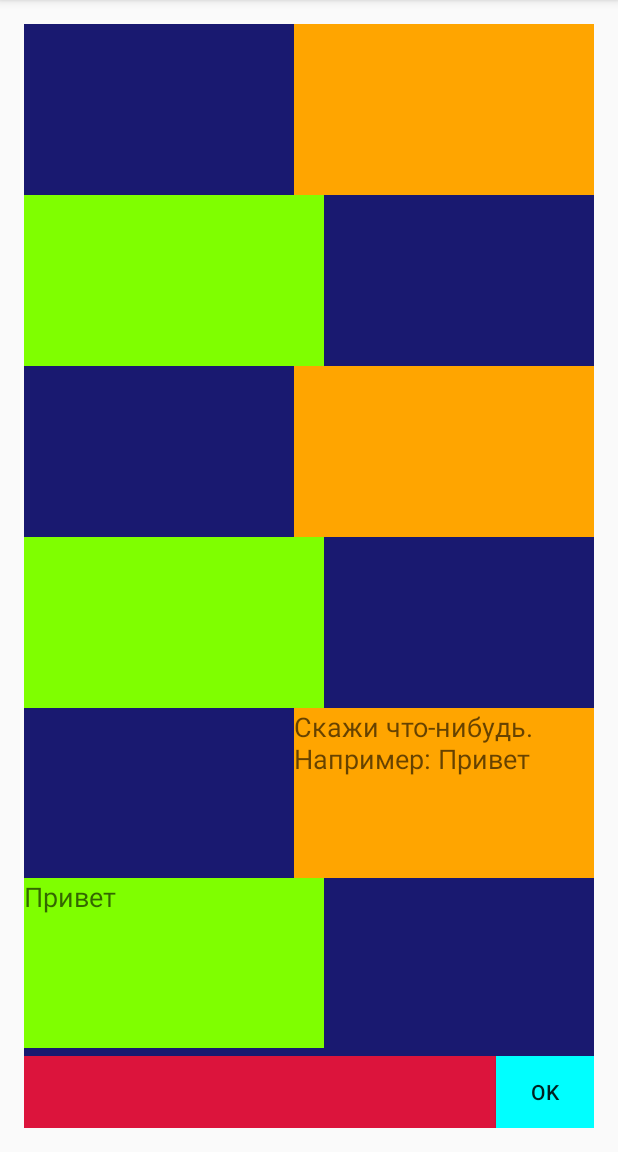
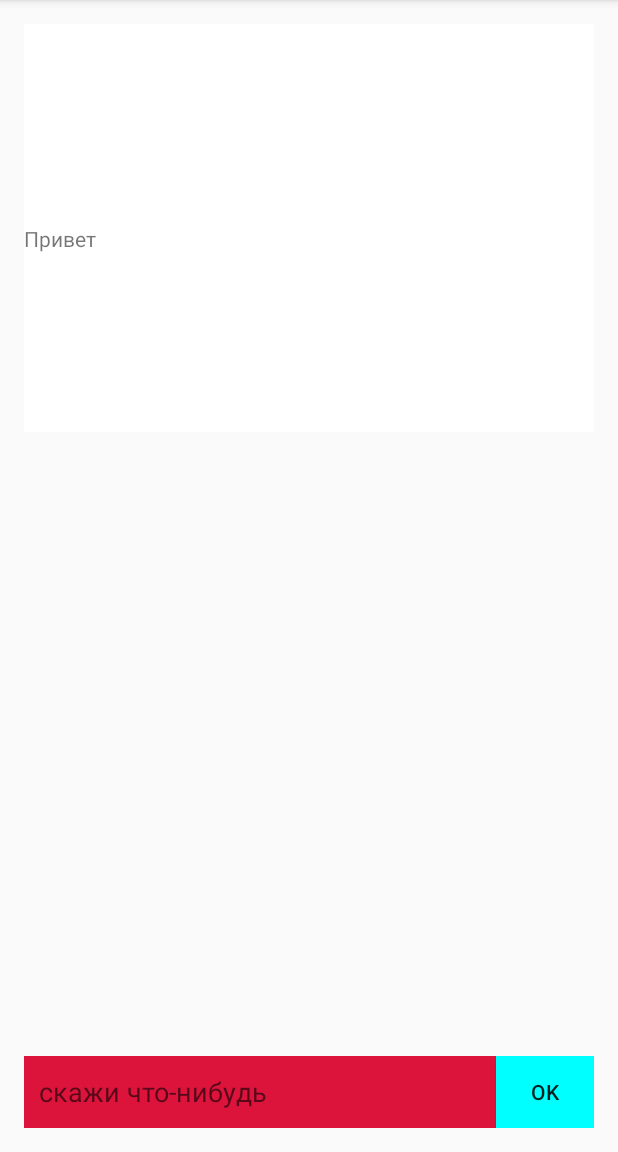
Before and after one commit to AppCampSiberia/ChatBot, an Android app: the screen it shows after launch (MainActivity), after a tap on "OK", on a phone screen of 412 x 824 dp, the part 84-1236 px from its top. Run offline under Robolectric (Android 15) with nearby library versions, the phone set to English and light mode, and no system bars.

Commit message:
text view добавляются

```diff
--- a/app/src/main/java/ru/appcampsiberia/chatbot/MainActivity.java
+++ b/app/src/main/java/ru/appcampsiberia/chatbot/MainActivity.java
@@ -4,7 +4,6 @@ import android.app.Activity;
 import android.support.v7.app.AppCompatActivity;
 import android.os.Bundle;
 import android.text.Editable;
-import android.text.TextWatcher;
 import android.view.MotionEvent;
 import android.view.View;
 import android.view.ViewGroup;
@@ -12,20 +11,15 @@ import android.view.inputmethod.InputMethodManager;
 import android.widget.Button;
 import android.widget.EditText;
 import android.widget.LinearLayout;
-import android.widget.RelativeLayout;
 import android.widget.TextView;
 
-import java.io.FileInputStream;
 import java.io.IOException;
 import java.io.InputStream;
-import java.io.InputStreamReader;
-import java.io.Reader;
 import java.util.ArrayList;
 import java.util.HashMap;
 import java.util.Map;
 import java.util.Random;
 import java.util.Scanner;
-import java.util.concurrent.SynchronousQueue;
 
 
 public class MainActivity extends AppCompatActivity {
@@ -36,12 +30,8 @@ public class MainActivity extends AppCompatActivity {
     LinearLayout mainLayout;
     EditText messageField;
     Button submit;
-    TextView mes1;
-    TextView mes2;
-    TextView mes3;
-    TextView mes4;
-    TextView mes5;
-    TextView mes6;
+    int cntMes = 0;
+    int cntAns = 0;
 
     @Override
     protected void onCreate(Bundle savedInstanceState) {
@@ -51,40 +41,38 @@ public class MainActivity extends AppCompatActivity {
 
         initBasicAns();
 
-        messageField.setOnClickListener(new View.OnClickListener() {
-            @Override
-            public void onClick(View view) {
-                if (isEmpty)
-                    messageField.setText("");
-                isEmpty = false;
 
-            }
-        });
-        mes1 = (TextView) findViewById(R.id.mes1);
-        mes2 = (TextView) findViewById(R.id.mes2);
-        mes3 = (TextView) findViewById(R.id.mes3);
-        mes4 = (TextView) findViewById(R.id.mes4);
-        mes5 = (TextView) findViewById(R.id.mes5);
-        mes6 = (TextView) findViewById(R.id.mes6);
 
-        submit = (Button)  findViewById(R.id.submit);
+
+
+        mainLayout = (LinearLayout)findViewById(R.id.mainLayout);
+
+        submit = (Button)findViewById(R.id.submitxxx);
         submit.setOnClickListener(new View.OnClickListener() {
             @Override
             public void onClick(View view) {
 
-                mes6.setText(mes4.getText());
-                mes4.setText(mes2.getText());
-                mes5.setText(mes3.getText());
-                mes3.setText(mes1.getText());
-                mes2.setText(messageField.getText());
-                mes1.setText(getAnswer(messageField.getText()));
+                TextView mes = new TextView(MainActivity.this);
+                cntMes++;
+                mes.setText(messageField.getText());
+
+                mes.setId(cntMes);
+                mes.setLayoutParams(new ViewGroup.LayoutParams(200, 200));
+
+                mainLayout.addView(mes);
+
+                TextView ans = new TextView(MainActivity.this);
+                ans.setText(getAnswer(messageField.getText()));
 
                 messageField.setText("");
+                ans.setId(cntMes);
+                ans.setLayoutParams(new ViewGroup.LayoutParams(200, 200));
+                mainLayout.addView(ans);
 
+                cntMes++;
             }
         });
 
-        mainLayout = (LinearLayout)findViewById(R.id.mainLayout);
 
         findViewById(R.id.mainLayout).setOnTouchListener(new View.OnTouchListener() {
           @Override
@@ -103,6 +91,8 @@ public class MainActivity extends AppCompatActivity {
         if (basicAns.containsKey(text))
             return basicAns.get(text).get(r.nextInt(basicAns.get(text).size()));
         return "Привет";
+
+
     }
 
     public void hideKeyboard(View view) {
@@ -130,4 +120,6 @@ public class MainActivity extends AppCompatActivity {
         }
     }
 
+    {}
+
 }
--- a/app/src/main/res/layout/activity_main.xml
+++ b/app/src/main/res/layout/activity_main.xml
@@ -19,102 +19,23 @@
         android:layout_height="match_parent"
         android:weightSum="1">
 
-       <LinearLayout
-            android:orientation="vertical"
+        <ScrollView
             android:layout_width="match_parent"
-            android:layout_height="match_parent"
-            android:layout_weight="1"
-            android:id="@+id/mainLayout"
-            android:background="#191970"
-           android:paddingBottom="5dp">
+            android:layout_height="wrap_content"
+            android:id="@+id/scrollView"
+            android:layout_weight="1">
 
             <LinearLayout
-                android:orientation="horizontal"
-                android:layout_width="200dp"
-                android:layout_height="match_parent"
-                android:layout_weight="0.166"
-                android:background="#FFA500"
-                android:layout_gravity="right">
+                 android:orientation="vertical"
+                 android:layout_width="match_parent"
+                 android:layout_height="match_parent"
+                 android:layout_weight="1"
+                 android:id="@+id/mainLayout"
+                 android:background="#FFFFFF"
+                android:paddingBottom="5dp">
 
-                <TextView
-                    android:layout_width="wrap_content"
-                    android:layout_height="wrap_content"
-                    android:textAppearance="?android:attr/textAppearanceMedium"
-                    android:id="@+id/mes6" />
             </LinearLayout>
-
-            <LinearLayout
-                android:orientation="horizontal"
-                android:layout_width="200dp"
-                android:layout_height="match_parent"
-                android:layout_weight="0.166"
-                android:background="#7FFF00">
-
-                <TextView
-                    android:layout_width="wrap_content"
-                    android:layout_height="wrap_content"
-                    android:textAppearance="?android:attr/textAppearanceMedium"
-                    android:id="@+id/mes5" />
-            </LinearLayout>
-
-            <LinearLayout
-                android:orientation="horizontal"
-                android:layout_width="200dp"
-                android:layout_height="match_parent"
-                android:layout_weight="0.166"
-                android:background="#FFA500"
-                android:layout_gravity="right">
-
-                <TextView
-                    android:layout_width="wrap_content"
-                    android:layout_height="wrap_content"
-                    android:textAppearance="?android:attr/textAppearanceMedium"
-                    android:id="@+id/mes4" />
-            </LinearLayout>
-
-            <LinearLayout
-                android:orientation="horizontal"
-                android:layout_width="200dp"
-                android:layout_height="match_parent"
-                android:layout_weight="0.166"
-                android:background="#7FFF00">
-
-                <TextView
-                    android:layout_width="wrap_content"
-                    android:layout_height="wrap_content"
-                    android:textAppearance="?android:attr/textAppearanceMedium"
-                    android:id="@+id/mes3" />
-            </LinearLayout>
-
-            <LinearLayout
-                android:orientation="horizontal"
-                android:layout_width="200dp"
-                android:layout_height="match_parent"
-                android:layout_weight="0.166"
-                android:background="#FFA500"
-                android:layout_gravity="right">
-
-                <TextView
-                    android:layout_width="wrap_content"
-                    android:layout_height="wrap_content"
-                    android:textAppearance="?android:attr/textAppearanceMedium"
-                    android:id="@+id/mes2" />
-            </LinearLayout>
-
-            <LinearLayout
-                android:orientation="vertical"
-                android:layout_width="200dp"
-                android:layout_height="match_parent"
-                android:layout_weight="0.166"
-                android:background="#7FFF00">
-
-                <TextView
-                    android:layout_width="wrap_content"
-                    android:layout_height="wrap_content"
-                    android:textAppearance="?android:attr/textAppearanceMedium"
-                    android:id="@+id/mes1" />
-            </LinearLayout>
-        </LinearLayout>
+        </ScrollView>
 
         <LinearLayout
             android:orientation="horizontal"
@@ -126,16 +47,18 @@
                 android:layout_height="fill_parent"
                 android:id="@+id/messageField"
                 android:allowUndo="true"
-                android:text="Скажи что-нибудь. Например: Привет"
+                android:text=""
                 android:layout_weight="1"
-                android:background="#DC143C" />
+                android:background="#DC143C"
+                android:hint="скажи что-нибудь"
+                android:paddingLeft="10dp" />
 
             <Button
                 style="?android:attr/buttonStyleSmall"
                 android:layout_width="65dp"
                 android:layout_height="wrap_content"
                 android:text="Ok"
-                android:id="@+id/submit"
+                android:id="@+id/submitxxx"
                 android:background="#00FFFF" />
 
         </LinearLayout>
```
